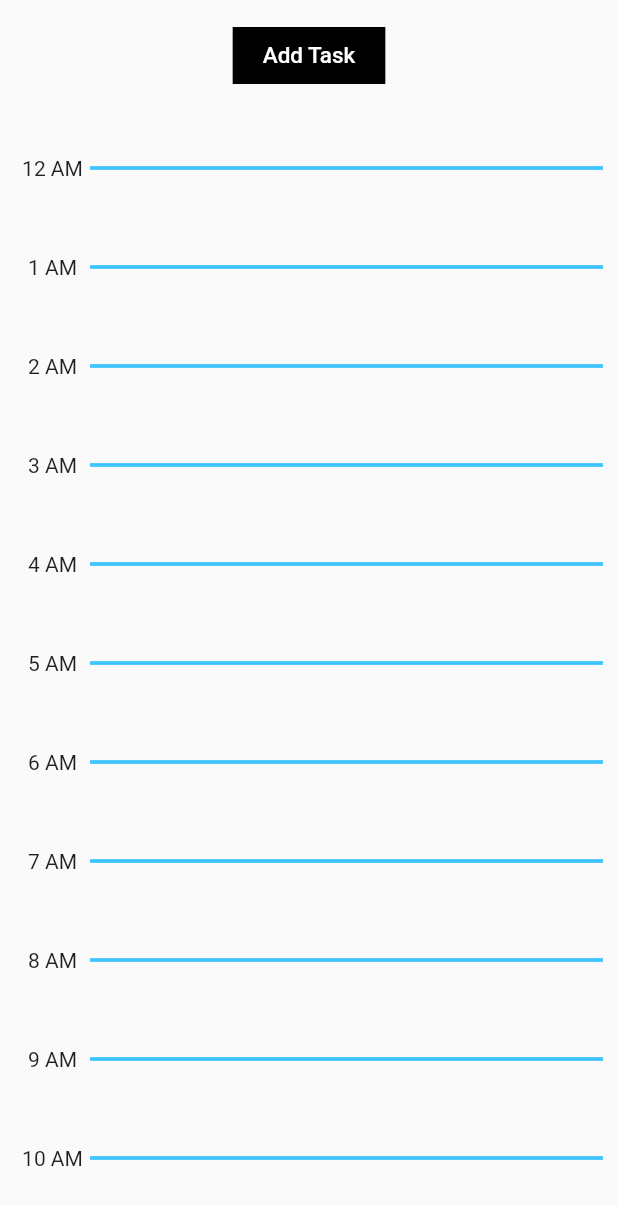
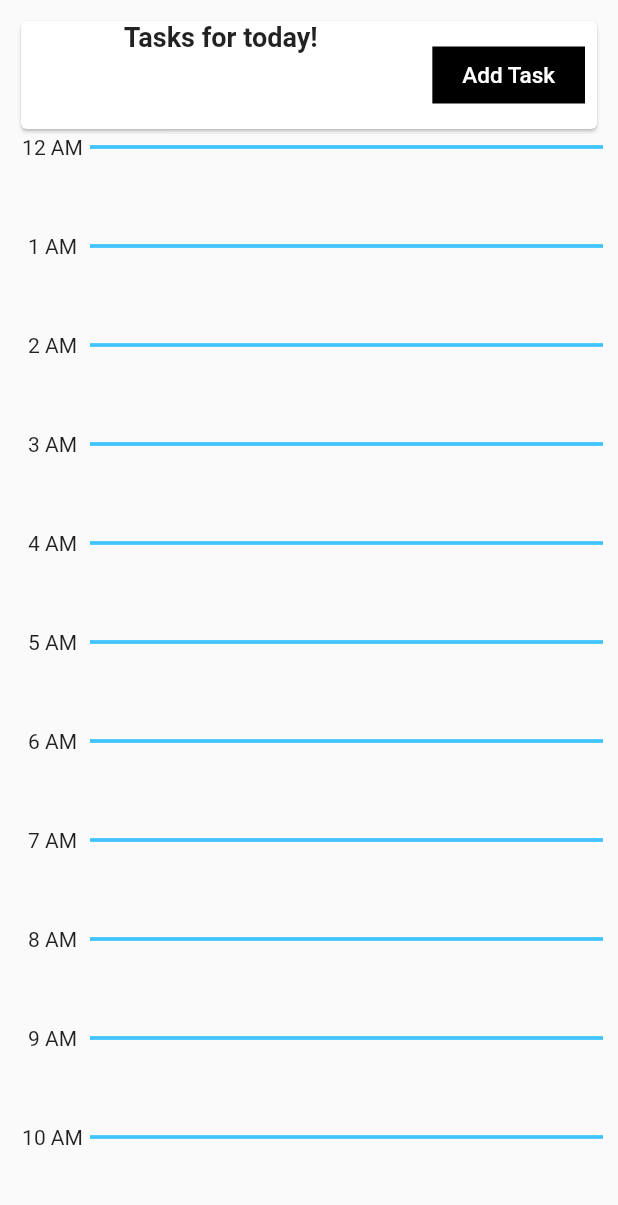
Before and after one commit to Scrumbags115/plannertarium, a Flutter app: the screen it shows after launch, after a tap on "Placeholder", on a phone screen of 412 x 824 dp. Shown: the top 1205 px of the screen. Run offline on Flutter 3.47's test engine with Material 2 defaults, Android fonts, the phone set to English and light mode, and no system bars; our stand-ins replace cloud_firestore, firebase_auth, firebase_core, get, google_sign_in; accounts and stored records are empty.

Commit message:
polish dayView a bit

```diff
--- a/lib/view/dayView.dart
+++ b/lib/view/dayView.dart
@@ -14,19 +14,19 @@ class dayView extends StatelessWidget {
     return Scaffold(
       body: Container(
           margin: const EdgeInsets.fromLTRB(10, 10, 10, 10),
-          child: SingleDayCard()), //Creates one SingleDayCard
+          child: SingleDay()), //Creates one SingleDay
     );
   }
 }
 
-//The entirety of the dayView is one SingleDayCard
-class SingleDayCard extends StatefulWidget {
-  const SingleDayCard({super.key});
+//The entirety of the dayView is one SingleDay
+class SingleDay extends StatefulWidget {
+  const SingleDay({super.key});
   @override
-  State<StatefulWidget> createState() => SingleDayCardState();
+  State<StatefulWidget> createState() => SingleDayState();
 }
 
-class SingleDayCardState extends State<SingleDayCard> {
+class SingleDayState extends State<SingleDay> {
   Future<
       (
         Map<DateTime, List<Task>>,
@@ -39,21 +39,60 @@ class SingleDayCardState extends State<SingleDayCard> {
         DateTime.now().add(Duration(days: 1)));
   }
 
-  List<Task>? tempdataval = [];
+  List<Task>? currentTasks = [];
   DateTime n =
       DateTime(DateTime.now().year, DateTime.now().month, DateTime.now().day);
-  SingleDayCardState() {
+  SingleDayState() {
     getCurrentTasks().then((value) => setState(() {
-          tempdataval = value.$1[n];
-          for (int i = 0; i < tempdataval!.length; i++) {
-            print(tempdataval![i].name);
+          currentTasks = value.$1[n];
         }
-        }));
+      )
+    );
   }
   @override
   Widget build(BuildContext context) {
     return Column(
       children: [
+        SizedBox(
+          height: 80,
+          child: Card(
+            child: Row(
+              children: [
+                Expanded(
+                  child: Column(
+                    children: [
+                      Text(style: TextStyle(fontWeight: FontWeight.bold, fontSize: 18), "Tasks for today!"),
+                      Expanded(
+                        child: ListView(
+                          scrollDirection: Axis.horizontal,
+                          children: List.generate(currentTasks!.length, (index) {
+                            return Row(
+                              children: [
+                                SizedBox(height: 40,
+                                  child: Card(color: Colors.amber,
+                                    child: InkWell(
+                                      splashColor: Colors.blue.withAlpha(30),
+                                        onTap: () {
+                                        /*Navigator.push(
+                                          context,
+                                          MaterialPageRoute(builder: (context) => dayView()),
+                                        );*/
+                                      },
+                                      child: Padding(
+                                      padding: const EdgeInsets.all(8.0),
+                                      child: Text(style: const TextStyle(fontWeight: FontWeight.bold, fontSize: 15), currentTasks![index].name),
+                                      ),
+                                    )
+                                  )
+                                ),
+                              ],
+                            );
+                          })
+                        ),
+                      ),
+                    ],
+                  ),
+                ),
                 TextButton(
                   onPressed: () {
                     Navigator.push(
@@ -70,13 +109,9 @@ class SingleDayCardState extends State<SingleDayCard> {
                     ),
                   ),
                 ),
-        SizedBox(
-          height: 40,
-          child: ListView(
-              children: List.generate(tempdataval!.length, (index) {
-            print(tempdataval!.length);
-            return Text(tempdataval![index].name);
-          })),
+              ],
+            ),
+          ),
         ),
         Expanded(
           child: ListView(
--- a/lib/view/weekView.dart
+++ b/lib/view/weekView.dart
@@ -28,10 +28,11 @@ class MultiDayCard extends StatefulWidget {
   State<StatefulWidget> createState() => MultiDayCardState(data);
 }
 
-//being stateful doesn't really do anything right now, but I'm pretty sure we need it later on
 class MultiDayCardState extends State<MultiDayCard> {
   MultiDayCardState(this.data);
   int data;
+  var day = dayView();
+
   @override
   Widget build(BuildContext context) {
     return Row(
@@ -68,7 +69,7 @@ class MultiDayCardState extends State<MultiDayCard> {
                 onTap: () {
                   Navigator.push(
                     context,
-                    MaterialPageRoute(builder: (context) => dayView()),
+                    MaterialPageRoute(builder: (context) => day),
                   );
                 },
                 child: const Center(
```
Lines whose indentation alone changed are shown as unchanged.
